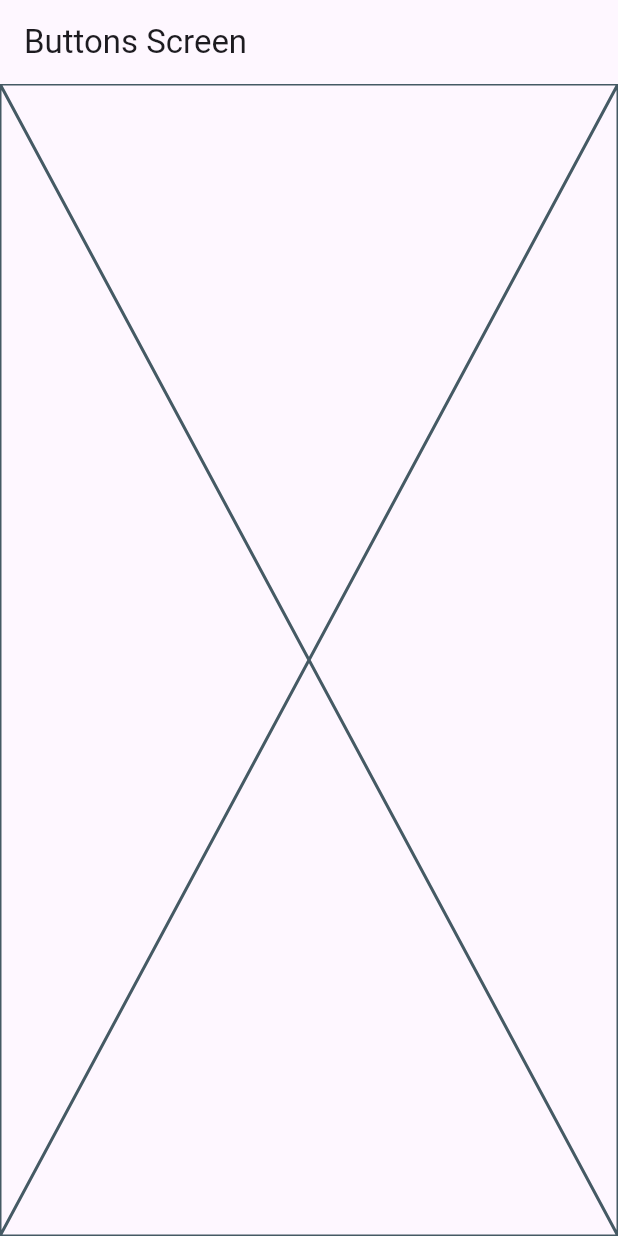
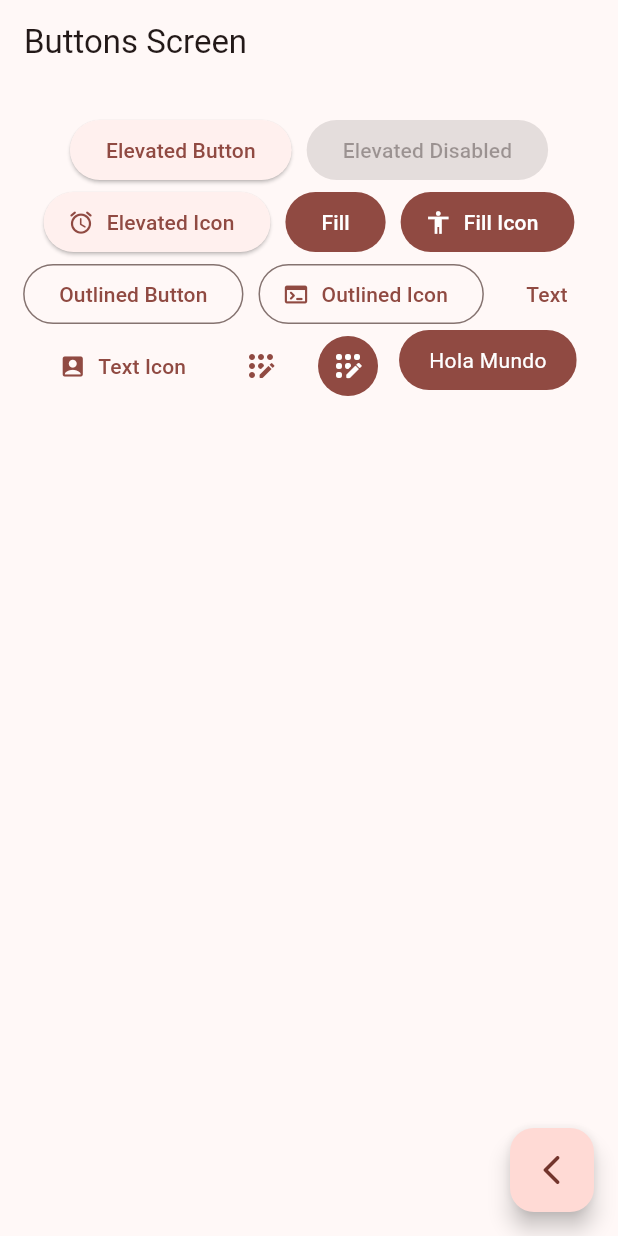
Before and after one commit to Neno2113/widgets_apps, a Flutter app: the ButtonsScreen screen opened by its route, on a phone screen of 412 x 824 dp. Run offline on Flutter 3.47's test engine with Material 2 defaults, Android fonts, the phone set to English and light mode, and no system bars; our stand-ins replace go_router.

Commit message:
Button screen finished

```diff
--- a/lib/main.dart
+++ b/lib/main.dart
@@ -14,7 +14,7 @@ class MainApp extends StatelessWidget {
   Widget build(BuildContext context) {
     return MaterialApp.router(
       debugShowCheckedModeBanner: false,
-      theme: AppTheme( selectedColor: 5).getTheme(),
+      theme: AppTheme( selectedColor: 3).getTheme(),
       routerConfig: appRouter,
       //Rutas sin go_router
       // routes: {
--- a/lib/presentation/screens/buttons/buttons_screen.dart
+++ b/lib/presentation/screens/buttons/buttons_screen.dart
@@ -1,6 +1,5 @@
 import 'package:flutter/material.dart';
-
-
+import 'package:go_router/go_router.dart';
 
 class ButtonsScreen extends StatelessWidget {
   static const name = 'buttons_screen';
@@ -12,7 +11,100 @@ class ButtonsScreen extends StatelessWidget {
       appBar: AppBar(
         title: const Text('Buttons Screen'),
       ),
-        body: const Placeholder()
+      body: const ButtonsView(),
+      floatingActionButton: FloatingActionButton(
+        onPressed: () {
+          context.pop();
+        },
+        child: const Icon(Icons.arrow_back_ios_rounded),
+      ),
     );
   }
 }
+
+class ButtonsView extends StatelessWidget {
+  const ButtonsView();
+
+  @override
+  Widget build(BuildContext context) {
+    final colors = Theme.of(context).colorScheme;
+    return SizedBox(
+      width: double.infinity,
+      child: Padding(
+        padding: const EdgeInsets.symmetric(horizontal: 10, vertical: 20),
+        child: SizedBox(
+          child: Wrap(
+            spacing: 10,
+            alignment: WrapAlignment.center,
+            children: [
+              ElevatedButton(
+                  onPressed: () {}, child: const Text('Elevated Button')),
+              const ElevatedButton(
+                  onPressed: null, child: Text('Elevated Disabled')),
+              ElevatedButton.icon(
+                  onPressed: () {},
+                  icon: const Icon(Icons.access_alarm_rounded),
+                  label: const Text('Elevated Icon')),
+              FilledButton(onPressed: () {}, child: const Text('Fill')),
+              FilledButton.icon(
+                  onPressed: () {},
+                  icon: const Icon(Icons.accessibility_sharp),
+                  label: const Text('Fill Icon')),
+              OutlinedButton(onPressed:(){}, child: const Text('Outlined Button')),
+              OutlinedButton.icon(
+                onPressed:(){},
+                icon: const Icon(Icons.terminal_rounded),
+                label: const Text('Outlined Icon'),
+              ),
+              TextButton(onPressed: (){}, child: const Text('Text')),
+              TextButton.icon(
+                onPressed: (){},
+                label: const Text('Text Icon'),
+                icon: const Icon(Icons.account_box_rounded),
+              ),
+              IconButton(
+                onPressed: (){},
+                icon: const Icon(Icons.app_registration_rounded),
+                color: colors.primary,
+              ),
+              IconButton(
+                onPressed: (){},
+                icon: const Icon(Icons.app_registration_rounded),
+                style: ButtonStyle(
+                  backgroundColor: MaterialStatePropertyAll(colors.primary),
+                  iconColor: const MaterialStatePropertyAll(Colors.white)
+                ),
+              ),
+
+              const CustomButtons()
+            ],
+          ),
+        ),
+      ),
+    );
+  }
+}
+
+
+class CustomButtons extends StatelessWidget {
+  const CustomButtons({super.key});
+
+  @override
+  Widget build(BuildContext context) {
+    final colors = Theme.of(context).colorScheme;
+
+    return ClipRRect(
+      borderRadius: BorderRadius.circular(20),
+      child: Material(
+        color: colors.primary,
+        child: InkWell(
+          onTap: (){},
+          child: const Padding(
+            padding: EdgeInsets.symmetric(horizontal: 20, vertical: 10),
+            child: Text('Hola Mundo', style: TextStyle( color: Colors.white),),
+          ),
+        ),
+      ),
+    );
+  }
+}
```
